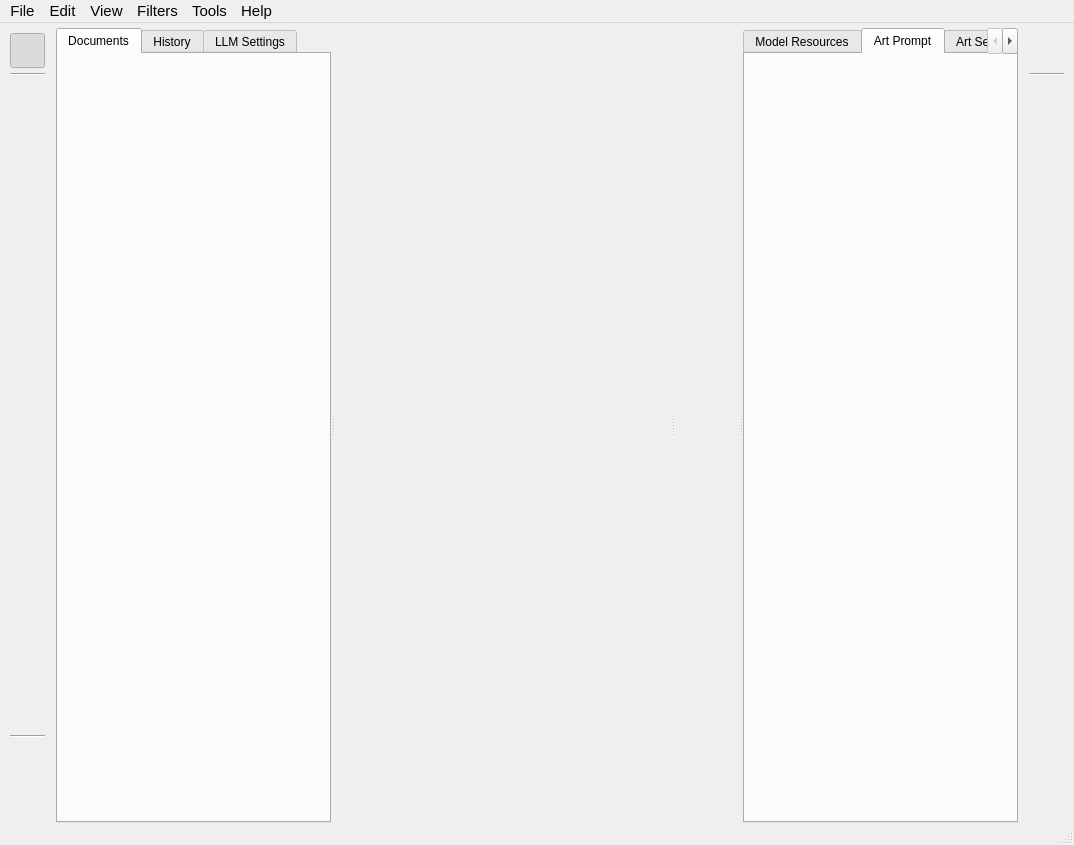
Above: src/airunner/components/application/gui/windows/main/templates/main_window.ui from Capsize-Games/airunner before the change. Below: the same form after it.
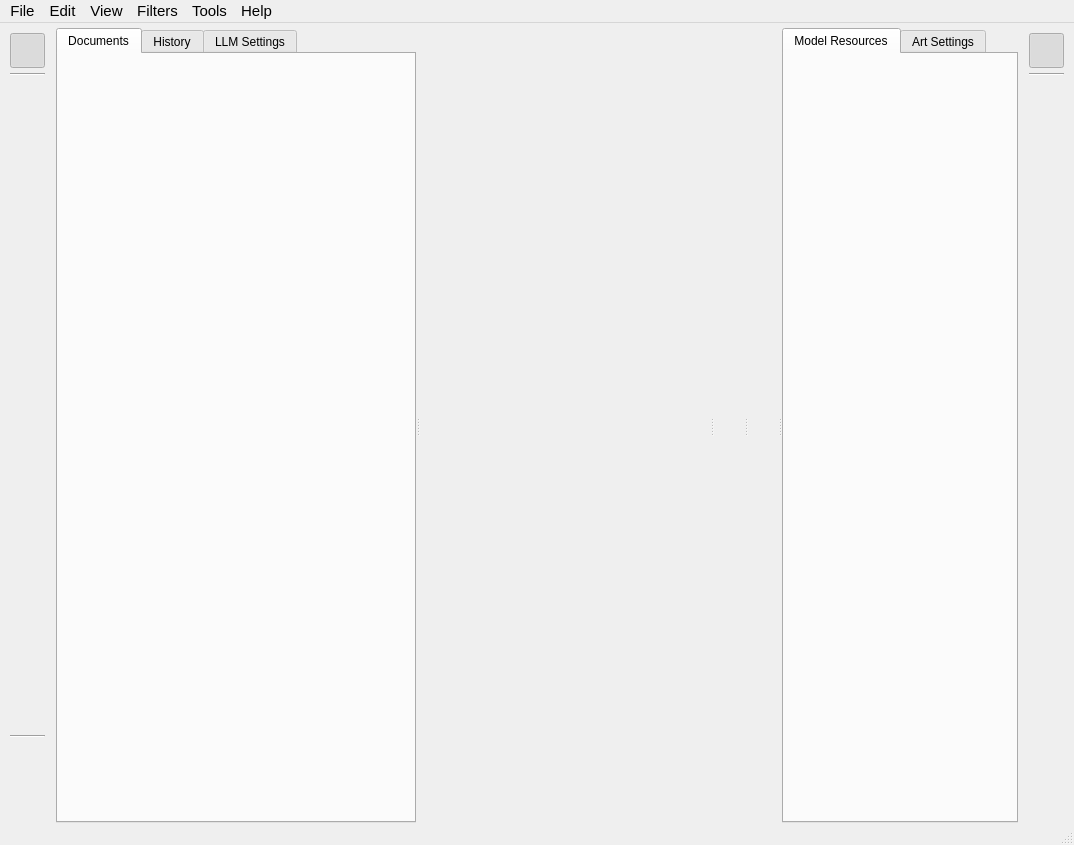
That is the form after the change. The open tabs and pages were chosen to show the change. Icons and pictures are not drawn. Custom widgets are drawn as their Qt base class.

Patch:
```diff
--- a/src/airunner/components/application/gui/windows/main/templates/main_window.ui
+++ b/src/airunner/components/application/gui/windows/main/templates/main_window.ui
@@ -436,6 +436,9 @@
             <property name="checkable">
              <bool>true</bool>
             </property>
+            <property name="checked">
+             <bool>true</bool>
+            </property>
             <property name="flat">
              <bool>true</bool>
             </property>
@@ -639,7 +642,7 @@
           </property>
           <property name="minimumSize">
            <size>
-            <width>64</width>
+              <width>360</width>
             <height>0</height>
            </size>
           </property>
@@ -787,6 +790,10 @@
             <number>0</number>
            </property>
            <item row="0" column="0">
+            <widget class="QSplitter" name="center_splitter">
+             <property name="orientation">
+              <enum>Qt::Orientation::Horizontal</enum>
+             </property>
             <widget class="QWidget" name="center_tab_container" native="true">
              <property name="sizePolicy">
               <sizepolicy hsizetype="Expanding" vsizetype="Expanding">
@@ -846,6 +853,38 @@
               </item>
              </layout>
             </widget>
+             <widget class="QWidget" name="prompt_sidebar" native="true">
+              <property name="sizePolicy">
+               <sizepolicy hsizetype="Preferred" vsizetype="Preferred">
+                <horstretch>0</horstretch>
+                <verstretch>0</verstretch>
+               </sizepolicy>
+              </property>
+              <property name="minimumSize">
+               <size>
+                <width>0</width>
+                <height>0</height>
+               </size>
+              </property>
+              <layout class="QGridLayout" name="gridLayout_prompt_sidebar">
+               <property name="leftMargin">
+                <number>0</number>
+               </property>
+               <property name="topMargin">
+                <number>0</number>
+               </property>
+               <property name="rightMargin">
+                <number>0</number>
+               </property>
+               <property name="bottomMargin">
+                <number>0</number>
+               </property>
+               <item row="0" column="0">
+                <widget class="QWidget" name="art_prompt_placeholder" native="true"/>
+               </item>
+              </layout>
+             </widget>
+            </widget>
            </item>
           </layout>
          </widget>
@@ -890,28 +929,6 @@
                </item>
               </layout>
              </widget>
-             <widget class="QWidget" name="art_prompt_page">
-              <attribute name="title">
-               <string>Art Prompt</string>
-              </attribute>
-              <layout class="QGridLayout" name="gridLayout_art_prompt_page">
-               <property name="leftMargin">
-                <number>0</number>
-               </property>
-               <property name="topMargin">
-                <number>0</number>
-               </property>
-               <property name="rightMargin">
-                <number>0</number>
-               </property>
-               <property name="bottomMargin">
-                <number>0</number>
-               </property>
-               <item row="0" column="0">
-                <widget class="QWidget" name="art_prompt_placeholder" native="true"/>
-               </item>
-              </layout>
-             </widget>
              <widget class="QWidget" name="art_tools_page">
               <attribute name="title">
                <string>Art Settings</string>
```
Lines whose indentation alone changed are shown as unchanged.
